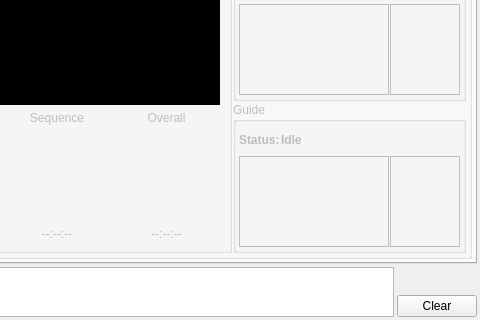
First picture: the form in kstars/ekos/ekosmanager.ui, repository KDE/kstars, before the edit; both pictures show x 132 to 612 and y 321 to 641 of the 612 by 641 pixel window.
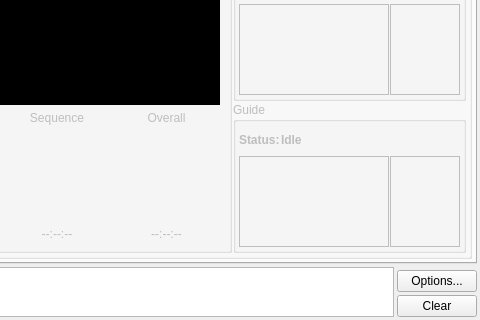
Second picture: the form after the edit. Custom widgets are drawn as their Qt base class.

Commit message: Add another button for Ekos options visible in all modules. Divide Ekos option to different tabs to clarify things

What changed in the file:
```diff
--- a/kstars/ekos/ekosmanager.ui
+++ b/kstars/ekos/ekosmanager.ui
@@ -2355,6 +2355,16 @@
          </property>
         </spacer>
        </item>
+       <item>
+        <widget class="QPushButton" name="ekosOptionsB">
+         <property name="toolTip">
+          <string>Advanced Ekos Options</string>
+         </property>
+         <property name="text">
+          <string>Options...</string>
+         </property>
+        </widget>
+       </item>
        <item>
         <widget class="QPushButton" name="clearB">
          <property name="text">
```
The commit also changes 3 other files.
